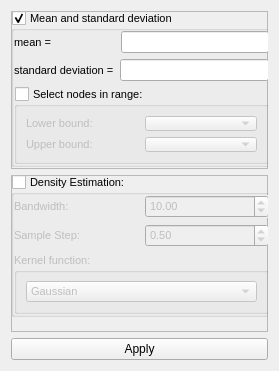
This is plugins/view/HistogramView/HistoStatsConfigWidget.ui in Tulip-Dev/tulip as Qt 5 draws it before an edit. The edited form follows.
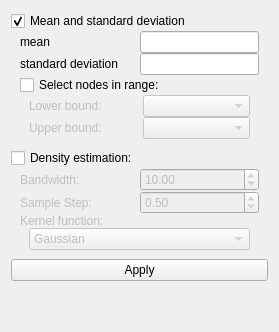
This is the edited form.

Commit message: more QGroupBox replacement in plugins ui

What changed in the file:
```diff
--- a/plugins/view/HistogramView/HistoStatsConfigWidget.ui
+++ b/plugins/view/HistogramView/HistoStatsConfigWidget.ui
@@ -7,7 +7,7 @@
     <x>0</x>
     <y>0</y>
     <width>279</width>
-    <height>371</height>
+    <height>332</height>
    </rect>
   </property>
   <property name="windowTitle">
@@ -17,36 +17,35 @@
    <bool>true</bool>
   </property>
   <layout class="QVBoxLayout" name="verticalLayout_4">
+   <property name="spacing">
+    <number>0</number>
+   </property>
    <item>
-    <widget class="QFrame" name="frame">
-     <property name="frameShape">
-      <enum>QFrame::StyledPanel</enum>
-     </property>
-     <property name="frameShadow">
-      <enum>QFrame::Raised</enum>
-     </property>
-     <widget class="QGroupBox" name="displayMeanAndSdGB">
-      <property name="geometry">
-       <rect>
-        <x>0</x>
-        <y>0</y>
-        <width>261</width>
-        <height>156</height>
-       </rect>
-      </property>
-      <property name="font">
-       <font>
-        <pointsize>8</pointsize>
-       </font>
-      </property>
-      <property name="title">
+    <widget class="QCheckBox" name="displayMeanAndSdCB">
+     <property name="text">
        <string>Mean and standard deviation</string>
       </property>
-      <property name="checkable">
+     <property name="checked">
        <bool>true</bool>
       </property>
+    </widget>
+   </item>
+   <item>
+    <widget class="QFrame" name="displayMeanAndSdGB">
       <layout class="QVBoxLayout" name="verticalLayout_2">
-       <property name="margin">
+      <property name="spacing">
+       <number>0</number>
+      </property>
+      <property name="leftMargin">
+       <number>9</number>
+      </property>
+      <property name="topMargin">
+       <number>0</number>
+      </property>
+      <property name="rightMargin">
+       <number>9</number>
+      </property>
+      <property name="bottomMargin">
         <number>0</number>
        </property>
        <item>
@@ -54,12 +53,18 @@
          <item>
           <widget class="QLabel" name="label_3">
            <property name="text">
-            <string>mean =                     </string>
+           <string>mean                          </string>
            </property>
           </widget>
          </item>
          <item>
           <widget class="QLineEdit" name="meanValue">
+          <property name="sizePolicy">
+           <sizepolicy hsizetype="Minimum" vsizetype="Fixed">
+            <horstretch>0</horstretch>
+            <verstretch>0</verstretch>
+           </sizepolicy>
+          </property>
            <property name="readOnly">
             <bool>true</bool>
            </property>
@@ -72,12 +77,18 @@
          <item>
           <widget class="QLabel" name="label_4">
            <property name="text">
-            <string>standard deviation =</string>
+           <string>standard deviation</string>
            </property>
           </widget>
          </item>
          <item>
           <widget class="QLineEdit" name="standardDeviationValue">
+          <property name="sizePolicy">
+           <sizepolicy hsizetype="Minimum" vsizetype="Fixed">
+            <horstretch>0</horstretch>
+            <verstretch>0</verstretch>
+           </sizepolicy>
+          </property>
            <property name="readOnly">
             <bool>true</bool>
            </property>
@@ -86,21 +97,28 @@
         </layout>
        </item>
        <item>
-        <widget class="QGroupBox" name="nodesSelectionGB">
-         <property name="title">
+       <widget class="QCheckBox" name="nodesSelectionCB">
+        <property name="text">
           <string>Select nodes in range:</string>
          </property>
-         <property name="checkable">
-          <bool>true</bool>
-         </property>
-         <property name="checked">
+       </widget>
+      </item>
+      <item>
+       <widget class="QFrame" name="nodesSelectionGB">
+        <property name="enabled">
           <bool>false</bool>
          </property>
          <layout class="QGridLayout" name="gridLayout">
-          <item row="0" column="0">
-           <widget class="QLabel" name="label_5">
-            <property name="text">
-             <string>Lower bound:</string>
+         <property name="topMargin">
+          <number>0</number>
+         </property>
+         <property name="verticalSpacing">
+          <number>0</number>
+         </property>
+         <item row="1" column="1">
+          <widget class="QComboBox" name="upperBoundCB">
+           <property name="currentIndex">
+            <number>-1</number>
             </property>
            </widget>
           </item>
@@ -118,10 +136,10 @@
             </property>
            </widget>
           </item>
-          <item row="1" column="1">
-           <widget class="QComboBox" name="upperBoundCB">
-            <property name="currentIndex">
-             <number>-1</number>
+         <item row="0" column="0">
+          <widget class="QLabel" name="label_5">
+           <property name="text">
+            <string>Lower bound:</string>
             </property>
            </widget>
           </item>
@@ -130,41 +148,33 @@
        </item>
       </layout>
      </widget>
-    </widget>
    </item>
    <item>
-    <widget class="QFrame" name="frame_2">
-     <property name="frameShape">
-      <enum>QFrame::StyledPanel</enum>
+    <widget class="QCheckBox" name="densityEstimationCB">
+     <property name="text">
+      <string>Density estimation:</string>
      </property>
-     <property name="frameShadow">
-      <enum>QFrame::Raised</enum>
-     </property>
-     <widget class="QGroupBox" name="densityEstimationGB">
-      <property name="geometry">
-       <rect>
-        <x>0</x>
-        <y>0</y>
-        <width>261</width>
-        <height>142</height>
-       </rect>
-      </property>
-      <property name="font">
-       <font>
-        <pointsize>8</pointsize>
-       </font>
-      </property>
-      <property name="title">
-       <string>Density Estimation:</string>
-      </property>
-      <property name="checkable">
-       <bool>true</bool>
-      </property>
-      <property name="checked">
+    </widget>
+   </item>
+   <item>
+    <widget class="QFrame" name="densityEstimationGB">
+     <property name="enabled">
        <bool>false</bool>
       </property>
       <layout class="QVBoxLayout" name="verticalLayout">
-       <property name="margin">
+      <property name="spacing">
+       <number>0</number>
+      </property>
+      <property name="leftMargin">
+       <number>9</number>
+      </property>
+      <property name="topMargin">
+       <number>0</number>
+      </property>
+      <property name="rightMargin">
+       <number>9</number>
+      </property>
+      <property name="bottomMargin">
         <number>0</number>
        </property>
        <item>
@@ -219,11 +229,18 @@
         </layout>
        </item>
        <item>
-        <widget class="QGroupBox" name="groupBox_3">
-         <property name="title">
+       <widget class="QLabel" name="label_7">
+        <property name="text">
           <string>Kernel function:</string>
          </property>
+       </widget>
+      </item>
+      <item>
+       <widget class="QFrame" name="frame_3">
          <layout class="QVBoxLayout" name="verticalLayout_3">
+         <property name="topMargin">
+          <number>0</number>
+         </property>
           <item>
            <widget class="QComboBox" name="kernelFunctionsList">
             <property name="currentIndex">
@@ -271,15 +288,33 @@
        </item>
       </layout>
      </widget>
-    </widget>
    </item>
    <item>
     <widget class="QPushButton" name="applyButton">
+     <property name="sizePolicy">
+      <sizepolicy hsizetype="Preferred" vsizetype="Fixed">
+       <horstretch>0</horstretch>
+       <verstretch>0</verstretch>
+      </sizepolicy>
+     </property>
      <property name="text">
       <string>Apply</string>
      </property>
     </widget>
    </item>
+   <item>
+    <spacer name="verticalSpacer">
+     <property name="orientation">
+      <enum>Qt::Vertical</enum>
+     </property>
+     <property name="sizeHint" stdset="0">
+      <size>
+       <width>20</width>
+       <height>40</height>
+      </size>
+     </property>
+    </spacer>
+   </item>
   </layout>
  </widget>
  <resources/>
```
Left out of the diff: 51 changed lines with no effect on the pictures. Lines whose indentation alone changed are shown as unchanged. The commit also changes 10 other files.
